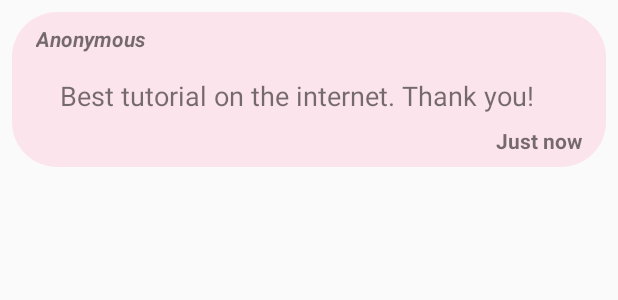
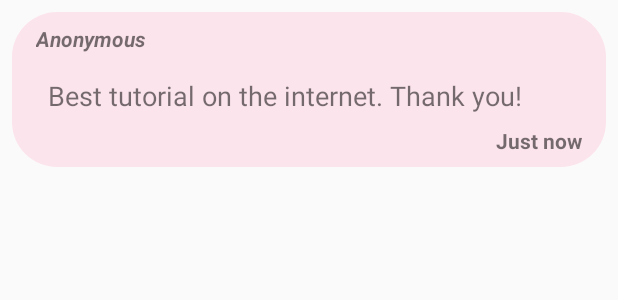
Before and after one commit to StipT/Pertlice, an Android app: the layout comment_recycler_item.xml on its own in the app's theme, with its tools: preview values and no code run, on a phone screen of 412 x 824 dp. Shown: the top 300 px of the screen. Run offline under Robolectric (Android 15) with nearby library versions, the phone set to English and light mode, and no system bars; Roboto replaces fonts that are not available here.

Commit message:
#3 Commit

```diff
--- a/app/src/main/java/com/tstipanic/pertle/comments_screen/adapters/CommentViewHolder.kt
+++ b/app/src/main/java/com/tstipanic/pertle/comments_screen/adapters/CommentViewHolder.kt
@@ -19,8 +19,6 @@ class CommentViewHolder(val view: View) : RecyclerView.ViewHolder(view) {
 
     private fun calculateTimePassed(timeOfPosting: Long?): String {
         if (timeOfPosting != null) {
-
-
             val currentTime: Long = Calendar.getInstance().timeInMillis / 1000
 
             return when (val timePassed = currentTime - timeOfPosting) {
--- a/app/src/main/res/layout/comment_recycler_item.xml
+++ b/app/src/main/res/layout/comment_recycler_item.xml
@@ -19,12 +19,13 @@
                   android:textSize="14sp" android:textStyle="bold|italic"/>
         <TextView
                 tools:text="Best tutorial on the internet. Thank you!"
-                android:layout_width="wrap_content"
+                android:layout_width="0dp"
                 android:layout_height="wrap_content"
                 android:id="@+id/contentContent"
                 app:layout_constraintTop_toBottomOf="@+id/commentUsername" android:layout_marginTop="16dp"
                 app:layout_constraintStart_toStartOf="@+id/commentUsername"
-                android:textSize="18sp" android:layout_marginStart="16dp"/>
+                android:textSize="18sp" android:layout_marginStart="8dp" android:layout_marginEnd="16dp"
+                app:layout_constraintEnd_toEndOf="parent" android:textAlignment="textStart"/>
         <TextView
                 tools:text="@string/comment_date_now"
                 android:layout_width="wrap_content"
```
